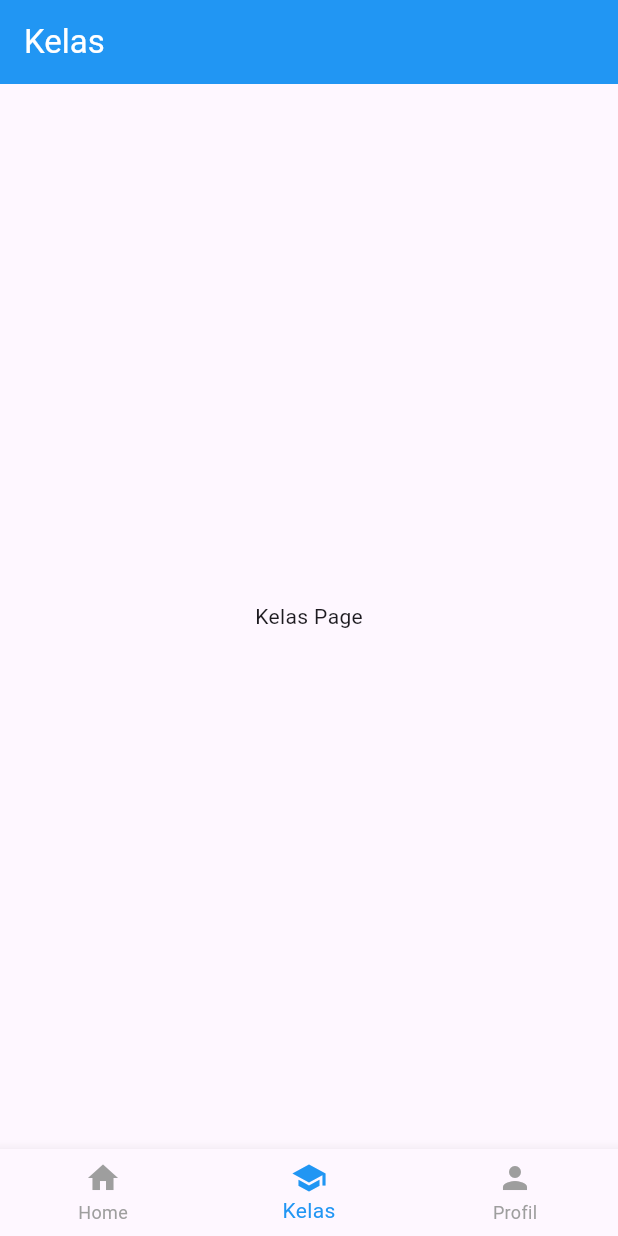
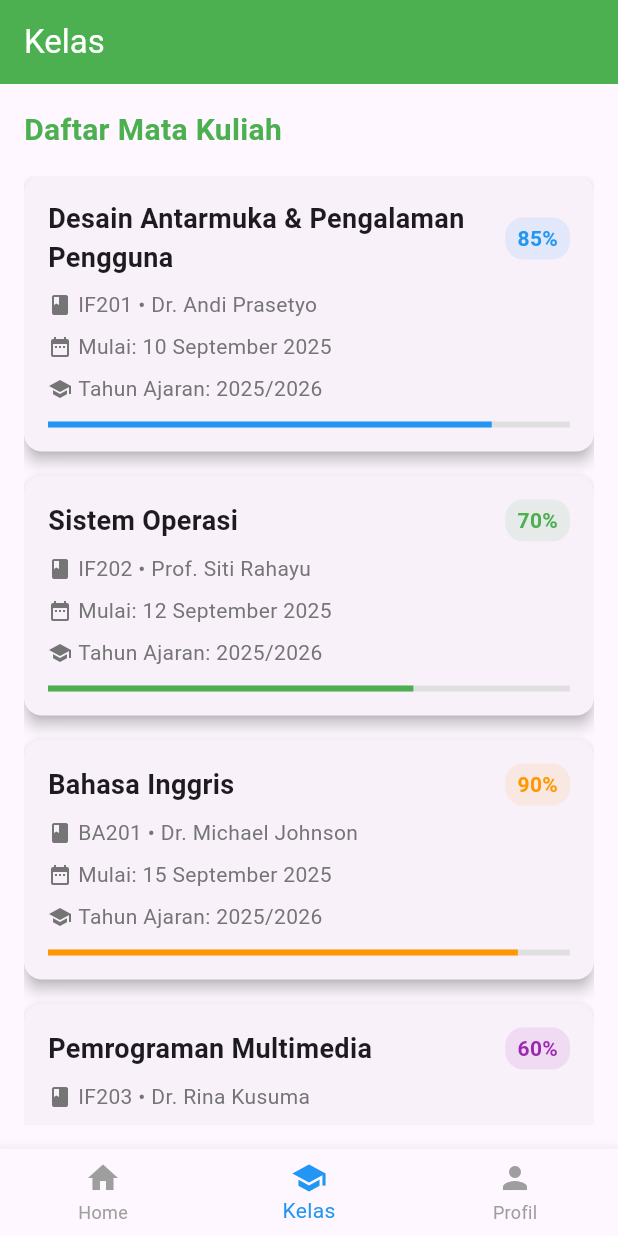
Before and after one commit to ahmadsubhann/UAS, a Flutter app: the screen it shows after launch, item 2 of the bottom bar chosen, on a phone screen of 412 x 824 dp. Run offline on Flutter 3.47's test engine with Material 3 defaults, Android fonts, the phone set to English and light mode, and no system bars.

Commit message:
menambahkan is konten halaman kelas

```diff
--- a/lib/pages/kelas_page.dart
+++ b/lib/pages/kelas_page.dart
@@ -8,10 +8,158 @@ class KelasPage extends StatelessWidget {
     return Scaffold(
       appBar: AppBar(
         title: const Text('Kelas'),
-        backgroundColor: Colors.blue,
+        backgroundColor: Colors.green,
         foregroundColor: Colors.white,
       ),
-      body: const Center(child: Text('Kelas Page')),
+      body: Padding(
+        padding: const EdgeInsets.all(16.0),
+        child: Column(
+          crossAxisAlignment: CrossAxisAlignment.start,
+          children: [
+            const Text(
+              'Daftar Mata Kuliah',
+              style: TextStyle(
+                fontSize: 20,
+                fontWeight: FontWeight.bold,
+                color: Colors.green,
+              ),
+            ),
+            const SizedBox(height: 16),
+            Expanded(
+              child: ListView(
+                children: [
+                  _buildClassCard(
+                    'Desain Antarmuka & Pengalaman Pengguna',
+                    'IF201',
+                    'Dr. Andi Prasetyo',
+                    '10 September 2025',
+                    '2025/2026',
+                    85,
+                    Colors.blue,
+                  ),
+                  _buildClassCard(
+                    'Sistem Operasi',
+                    'IF202',
+                    'Prof. Siti Rahayu',
+                    '12 September 2025',
+                    '2025/2026',
+                    70,
+                    Colors.green,
+                  ),
+                  _buildClassCard(
+                    'Bahasa Inggris',
+                    'BA201',
+                    'Dr. Michael Johnson',
+                    '15 September 2025',
+                    '2025/2026',
+                    90,
+                    Colors.orange,
+                  ),
+                  _buildClassCard(
+                    'Pemrograman Multimedia',
+                    'IF203',
+                    'Dr. Rina Kusuma',
+                    '18 September 2025',
+                    '2025/2026',
+                    60,
+                    Colors.purple,
+                  ),
+                ],
+              ),
+            ),
+          ],
+        ),
+      ),
+    );
+  }
+
+  Widget _buildClassCard(
+    String className,
+    String classCode,
+    String lecturer,
+    String startDate,
+    String academicYear,
+    int progress,
+    Color color,
+  ) {
+    return Card(
+      margin: const EdgeInsets.only(bottom: 16),
+      elevation: 4,
+      child: Padding(
+        padding: const EdgeInsets.all(16.0),
+        child: Column(
+          crossAxisAlignment: CrossAxisAlignment.start,
+          children: [
+            Row(
+              mainAxisAlignment: MainAxisAlignment.spaceBetween,
+              children: [
+                Expanded(
+                  child: Text(
+                    className,
+                    style: const TextStyle(
+                      fontSize: 18,
+                      fontWeight: FontWeight.bold,
+                    ),
+                  ),
+                ),
+                Container(
+                  padding: const EdgeInsets.symmetric(
+                    horizontal: 8,
+                    vertical: 4,
+                  ),
+                  decoration: BoxDecoration(
+                    color: color.withOpacity(0.1),
+                    borderRadius: BorderRadius.circular(12),
+                  ),
+                  child: Text(
+                    '$progress%',
+                    style: TextStyle(fontWeight: FontWeight.bold, color: color),
+                  ),
+                ),
+              ],
+            ),
+            const SizedBox(height: 8),
+            Row(
+              children: [
+                Icon(Icons.class_, color: Colors.grey[600], size: 16),
+                const SizedBox(width: 4),
+                Text(
+                  '$classCode • $lecturer',
+                  style: TextStyle(fontSize: 14, color: Colors.grey[600]),
+                ),
+              ],
+            ),
+            const SizedBox(height: 8),
+            Row(
+              children: [
+                Icon(Icons.date_range, color: Colors.grey[600], size: 16),
+                const SizedBox(width: 4),
+                Text(
+                  'Mulai: $startDate',
+                  style: TextStyle(fontSize: 14, color: Colors.grey[600]),
+                ),
+              ],
+            ),
+            const SizedBox(height: 8),
+            Row(
+              children: [
+                Icon(Icons.school, color: Colors.grey[600], size: 16),
+                const SizedBox(width: 4),
+                Text(
+                  'Tahun Ajaran: $academicYear',
+                  style: TextStyle(fontSize: 14, color: Colors.grey[600]),
+                ),
+              ],
+            ),
+            const SizedBox(height: 12),
+            LinearProgressIndicator(
+              value: progress / 100,
+              backgroundColor: Colors.grey[300],
+              valueColor: AlwaysStoppedAnimation<Color>(color),
+            ),
+          ],
+        ),
+      ),
     );
   }
 }
```
